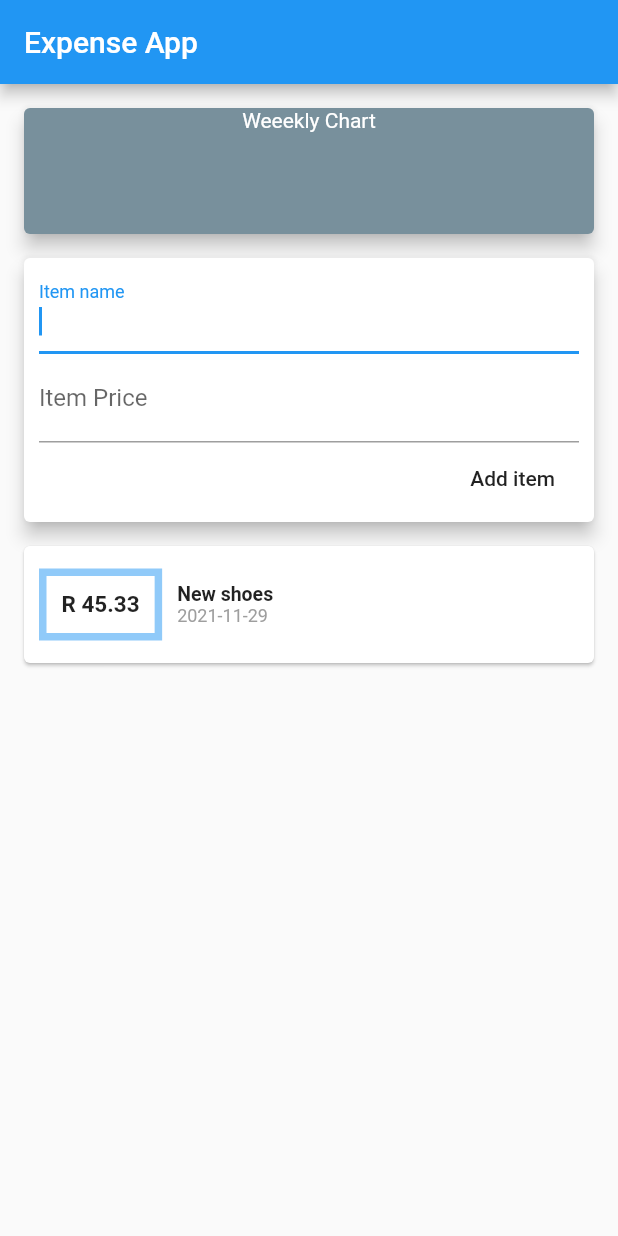
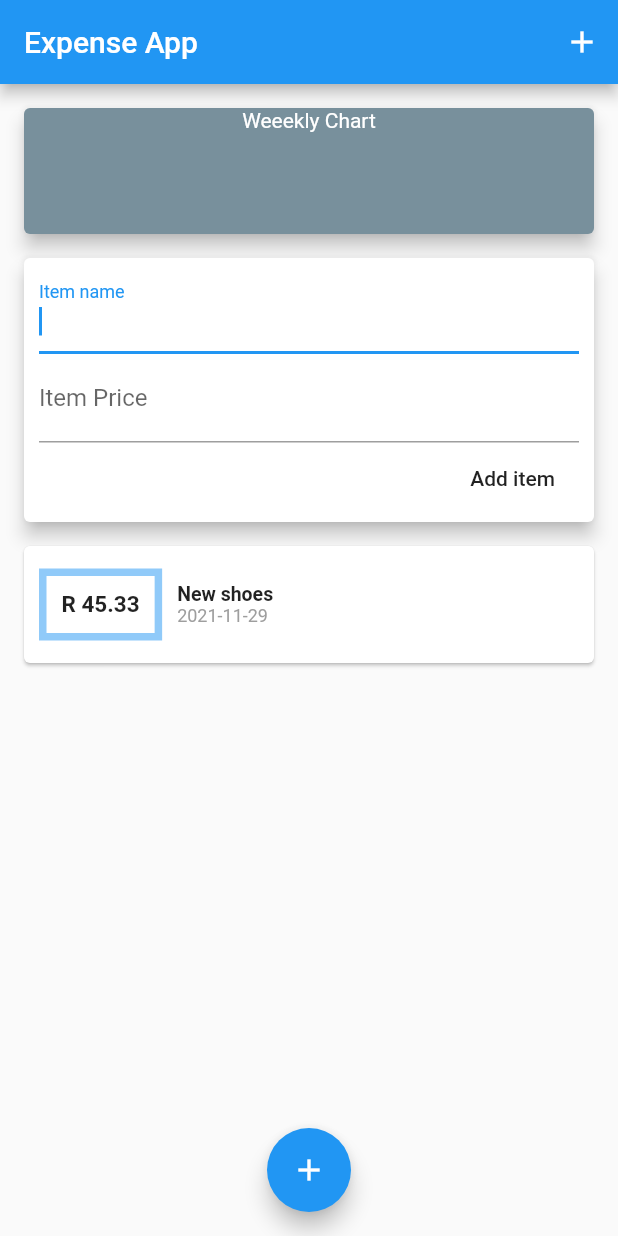
Before and after one commit to DonLuc/flutter-expense-app, a Flutter app: the screen it shows after launch, on a phone screen of 412 x 824 dp. Run offline on Flutter 3.47's test engine with Material 2 defaults, Android fonts, the phone set to English and light mode, and no system bars.

Commit message:
chore: updated code-bae

```diff
--- a/lib/main.dart
+++ b/lib/main.dart
@@ -19,6 +19,12 @@ class MyApp extends StatelessWidget {
       home: Scaffold(
         appBar: AppBar(
           title: const Text("Expense App"),
+          actions: [
+            IconButton(
+              onPressed: () => null,
+              icon: const Icon(Icons.add),
+            )
+          ],
         ),
         body: SingleChildScrollView(
           child: Column(
@@ -41,6 +47,11 @@ class MyApp extends StatelessWidget {
             ],
           ),
         ),
+        floatingActionButtonLocation: FloatingActionButtonLocation.centerFloat,
+        floatingActionButton: FloatingActionButton(
+          child: const Icon(Icons.add),
+          onPressed: () => {},
+        ),
       ),
     );
   }
--- a/lib/widgets/transaction_list.dart
+++ b/lib/widgets/transaction_list.dart
@@ -29,7 +29,7 @@ class TransactionList extends StatelessWidget {
                     color: Colors.blue.shade200,
                   )),
                   child: Text(
-                    'R ${_userTransactions[index].amount.toString()}',
+                    'R ${_userTransactions[index].amount.toStringAsFixed(2)}',
                     style: const TextStyle(
                       fontSize: 15.0,
                       fontWeight: FontWeight.bold,
```
